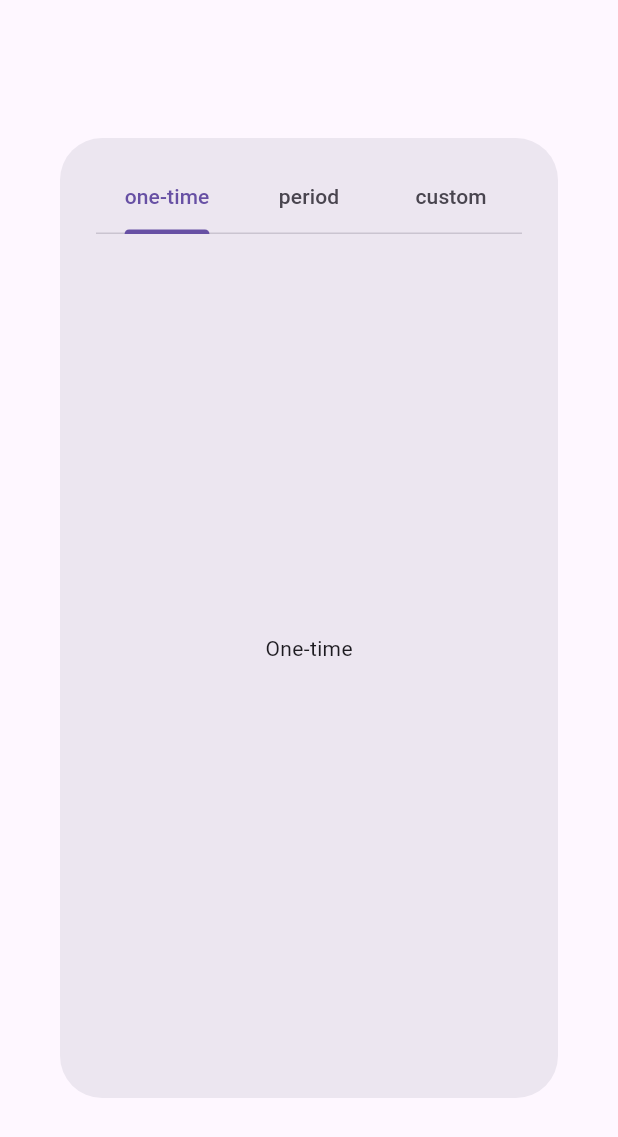
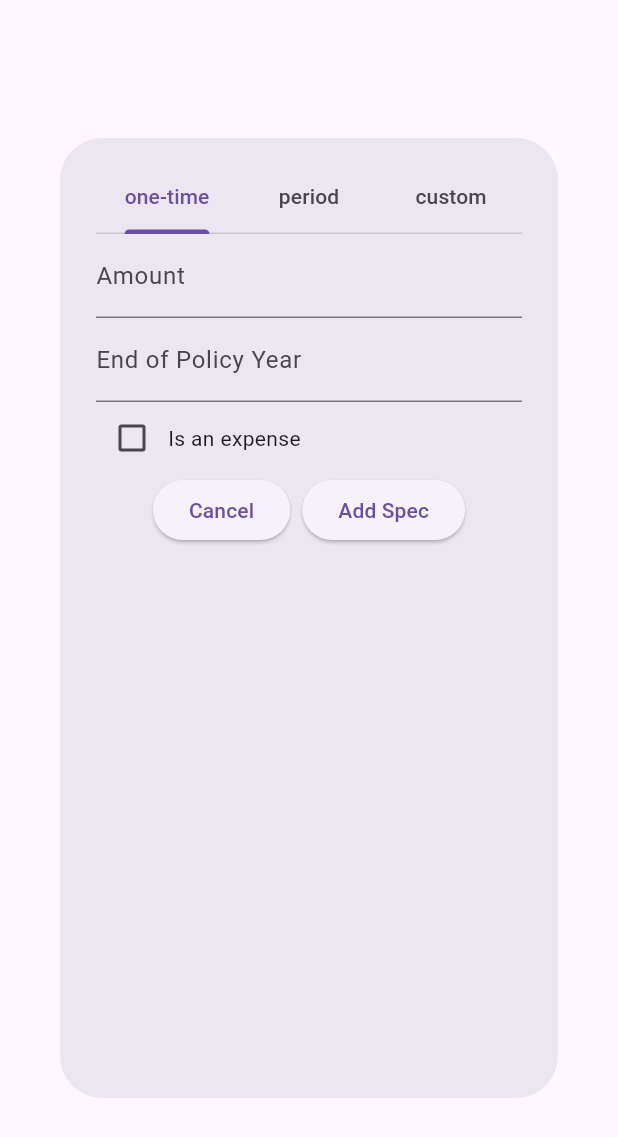
Before and after one commit to Khanin-devmode/finmaker, a Flutter app: the AddSpecDialog widget shown alone on an empty page, opened directly, on a phone screen of 412 x 824 dp. Shown: the top 1137 px of the screen. Run offline on Flutter 3.47's test engine with Material 3 defaults, Android fonts, the phone set to English and light mode, and no system bars; our stand-ins replace bloc, cloud_firestore, equatable, firebase_auth, firebase_core, flutter_bloc and 1 more; accounts and stored records are empty; network calls fail.

Commit message:
form formatter and validator

```diff
--- a/lib/features/specs/data/spec_model.dart
+++ b/lib/features/specs/data/spec_model.dart
@@ -21,9 +21,16 @@ abstract class Spec extends Equatable {
   final String isExpense;
 
   @override
-  List<Object?> get props => [uid, specCalType];
+  List<Object?> get props => [uid, specCalType, specGroupCode, isExpense];
 
-  Map<String, dynamic> toMap();
+  Map<String, dynamic> toMap() {
+    return {
+      'uid': uid,
+      'specCalType': specCalType,
+      'specGroupCode': specGroupCode,
+      'isExpense': isExpense,
+    };
+  }
 
   factory Spec.fromDocData({
     required String uid,
@@ -47,9 +54,9 @@ class OneTimeSpec extends Spec {
   const OneTimeSpec({
     super.uid,
     required super.specGroupCode,
+    required super.isExpense,
     required this.contractMonths,
     required this.amount,
-    required super.isExpense,
   }) : super(specCalType: 'aa');
 
   final int contractMonths;
@@ -58,14 +65,16 @@ class OneTimeSpec extends Spec {
   @override
   Map<String, dynamic> toMap() {
     return {
-      kSpecCalType: specCalType,
+      ...super.toMap(),
       kContractMonths: contractMonths,
       kAmount: amount,
     };
   }
 
-  factory OneTimeSpec.fromDocData(
-      {required String uid, required Map<String, dynamic> specData}) {
+  factory OneTimeSpec.fromDocData({
+    required String uid,
+    required Map<String, dynamic> specData,
+  }) {
     return OneTimeSpec(
       uid: uid,
       specGroupCode: specData[kSpecGroupCode],
@@ -86,15 +95,17 @@ class PeriodSpec extends Spec {
   @override
   Map<String, dynamic> toMap() {
     return {
-      kSpecCalType: specCalType,
+      ...super.toMap(),
     };
   }
 
-  factory PeriodSpec.fromDocData(
-      {required String uid, required Map<String, dynamic> specData}) {
+  factory PeriodSpec.fromDocData({
+    required String uid,
+    required Map<String, dynamic> specData,
+  }) {
     return PeriodSpec(
       uid: uid,
-      specGroupCode: specData['specGroupCode'],
+      specGroupCode: specData[kSpecGroupCode],
       isExpense: specData['isExpense'],
     );
   }
@@ -110,15 +121,17 @@ class CustomSpec extends Spec {
   @override
   Map<String, dynamic> toMap() {
     return {
-      'specCalType': specCalType,
+      ...super.toMap(),
     };
   }
 
-  factory CustomSpec.fromDocData(
-      {required String uid, required Map<String, dynamic> specData}) {
+  factory CustomSpec.fromDocData({
+    required String uid,
+    required Map<String, dynamic> specData,
+  }) {
     return CustomSpec(
       uid: uid,
-      specGroupCode: specData['specGroupCode'],
+      specGroupCode: specData[kSpecGroupCode],
       isExpense: specData['isExpense'],
     );
   }
--- a/lib/features/specs/presentation/add_spec_dialog.dart
+++ b/lib/features/specs/presentation/add_spec_dialog.dart
@@ -1,4 +1,6 @@
 import 'package:flutter/material.dart';
+import 'package:flutter/services.dart';
+import 'package:intl/intl.dart';
 
 Future<void> newSpecDialog(BuildContext context) {
   return showDialog<void>(
@@ -29,7 +31,7 @@ class AddSpecDialog extends StatelessWidget {
           height: 600,
           child: Column(
             children: [
-              TabBar(tabs: [
+              const TabBar(tabs: [
                 Tab(
                   text: 'one-time',
                 ),
@@ -42,13 +44,11 @@ class AddSpecDialog extends StatelessWidget {
               ]),
               Expanded(
                 child: TabBarView(children: [
-                  Center(
-                    child: Text('One-time'),
-                  ),
-                  Center(
+                  OneTimeSpecForm(),
+                  const Center(
                     child: Text('period'),
                   ),
-                  Center(
+                  const Center(
                     child: Text('custom'),
                   ),
                 ]),
@@ -57,12 +57,106 @@ class AddSpecDialog extends StatelessWidget {
           ),
         ),
       ),
-      //tabbarview
-      //- tab1
-      //-- form
-      //-- contract period
-      //-- amount
-      //-- isExense
     );
   }
 }
+
+class OneTimeSpecForm extends StatefulWidget {
+  const OneTimeSpecForm({super.key});
+
+  @override
+  State<OneTimeSpecForm> createState() => _OneTimeSpecFormState();
+}
+
+class _OneTimeSpecFormState extends State<OneTimeSpecForm> {
+  final _amountController = TextEditingController();
+  final _periodController = TextEditingController();
+  final _formKey = GlobalKey<FormState>();
+
+  bool isExpense = false;
+
+  @override
+  Widget build(BuildContext context) {
+    return Form(
+      key: _formKey,
+      child: Column(
+        children: [
+          //Amount
+          TextFormField(
+            decoration: const InputDecoration(
+              label: Text('Amount'),
+            ),
+            controller: _amountController,
+            keyboardType: const TextInputType.numberWithOptions(decimal: true),
+            inputFormatters: [
+              FilteringTextInputFormatter.allow(RegExp(r'^\d*\.?\d{0,2}')),
+            ],
+            validator: (value) {
+              if (value == null || value.isEmpty) {
+                return 'Please enter a number';
+              }
+              return null;
+            },
+          ),
+          //Period
+          TextFormField(
+            controller: _periodController,
+            decoration: InputDecoration(label: Text('End of Policy Year')),
+            keyboardType: TextInputType.number,
+            inputFormatters: [FilteringTextInputFormatter.digitsOnly],
+            validator: (value) {
+              if (value == null || value.isEmpty) {
+                return 'Please enter a number';
+              }
+              final int? num = int.tryParse(value);
+              if (num == null) {
+                return 'Please enter a valid number';
+              }
+              if (num < 0 || num > 100) {
+                return 'Add number between 0-100';
+              }
+              return null;
+            },
+          ),
+          Row(
+            children: [
+              Checkbox(
+                value: isExpense,
+                onChanged: (value) {
+                  setState(() {
+                    isExpense = value as bool;
+                  });
+                },
+              ),
+              Text('Is an expense')
+            ],
+          ),
+          Row(
+            mainAxisAlignment: MainAxisAlignment.center,
+            children: [
+              ElevatedButton(
+                  onPressed: () {
+                    Navigator.pop(context);
+                  },
+                  child: const Text('Cancel')),
+              const SizedBox(width: 8),
+              ElevatedButton(
+                  onPressed: () {
+                    _formKey.currentState!.validate();
+                  },
+                  child: Text('Add Spec'))
+            ],
+          ),
+        ],
+      ),
+    );
+  }
+
+  @override
+  void dispose() {
+    // TODO: implement dispose
+    _amountController.dispose();
+    _periodController.dispose();
+    super.dispose();
+  }
+}
--- a/pubspec.yaml
+++ b/pubspec.yaml
@@ -18,6 +18,7 @@ dependencies:
     sdk: flutter
   flutter_bloc: ^8.1.5
   go_router: ^14.1.3
+  intl: ^0.19.0
   sidebarx: ^0.17.1
 
 dev_dependencies:
```
Also changed, not shown: pubspec.lock.
